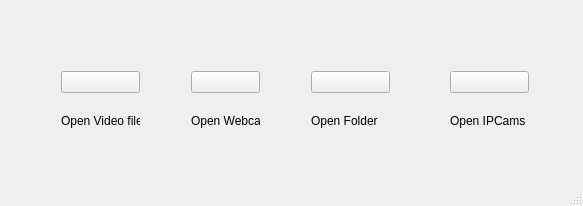
The window that mainwindow.ui (robertocarvajal/uWho) describes before a commit, drawn with Qt 5.
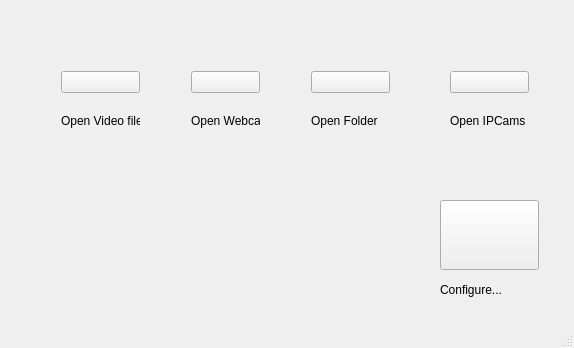
The same window after the commit. Icons and pictures are not drawn.

What changed in the file:
```diff
--- a/mainwindow.ui
+++ b/mainwindow.ui
@@ -6,8 +6,8 @@
    <rect>
     <x>0</x>
     <y>0</y>
-    <width>583</width>
-    <height>206</height>
+    <width>574</width>
+    <height>348</height>
    </rect>
   </property>
   <property name="windowTitle">
@@ -167,6 +167,38 @@
      </item>
     </layout>
    </widget>
+   <widget class="QPushButton" name="configureButton">
+    <property name="geometry">
+     <rect>
+      <x>440</x>
+      <y>200</y>
+      <width>99</width>
+      <height>70</height>
+     </rect>
+    </property>
+    <property name="text">
+     <string/>
+    </property>
+    <property name="iconSize">
+     <size>
+      <width>64</width>
+      <height>64</height>
+     </size>
+    </property>
+   </widget>
+   <widget class="QLabel" name="label_5">
+    <property name="geometry">
+     <rect>
+      <x>440</x>
+      <y>280</y>
+      <width>101</width>
+      <height>20</height>
+     </rect>
+    </property>
+    <property name="text">
+     <string>Configure...</string>
+    </property>
+   </widget>
   </widget>
   <widget class="QMenuBar" name="menuBar">
    <property name="geometry">
```
Left out of the diff: 10 changed lines with no effect on the pictures.
